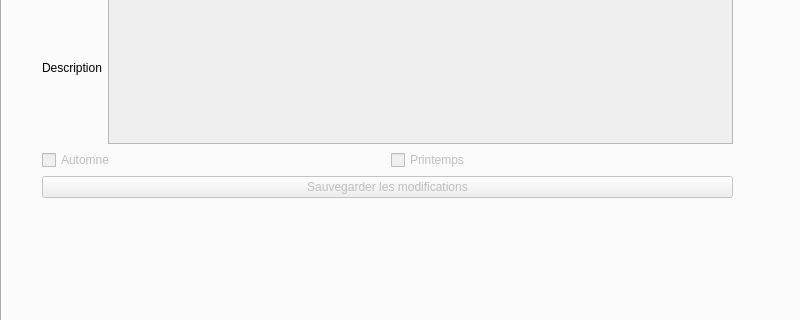
Before: the Qt Designer form mainwindow.ui in Clement-Fichmann/UTProfiler, drawn with Qt 5; both pictures show x 0 to 800 and y 178 to 498 of the 800 by 600 pixel window.
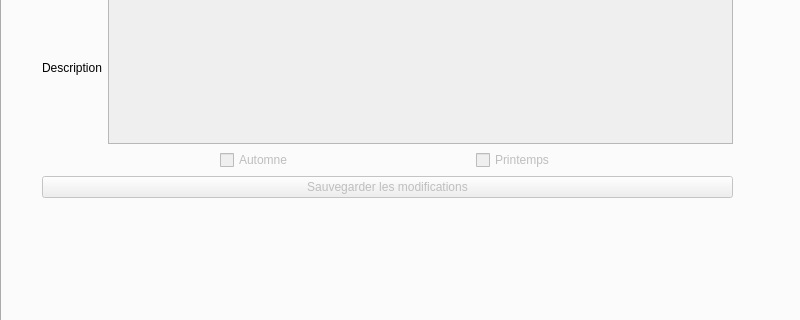
After: the same form once the commit is applied. The open tabs and pages were chosen to show the change.

The edit to the form file:
```diff
--- a/mainwindow.ui
+++ b/mainwindow.ui
@@ -40,6 +40,19 @@
        </rect>
       </property>
       <layout class="QVBoxLayout" name="mainLayout">
+       <item>
+        <spacer name="verticalSpacer">
+         <property name="orientation">
+          <enum>Qt::Vertical</enum>
+         </property>
+         <property name="sizeHint" stdset="0">
+          <size>
+           <width>20</width>
+           <height>40</height>
+          </size>
+         </property>
+        </spacer>
+       </item>
        <item>
         <widget class="QPushButton" name="btnAjouter">
          <property name="text">
@@ -99,6 +112,19 @@
        </item>
        <item>
         <layout class="QHBoxLayout" name="layoutSemestre">
+         <item>
+          <spacer name="horizontalSpacer">
+           <property name="orientation">
+            <enum>Qt::Horizontal</enum>
+           </property>
+           <property name="sizeHint" stdset="0">
+            <size>
+             <width>40</width>
+             <height>20</height>
+            </size>
+           </property>
+          </spacer>
+         </item>
          <item>
           <widget class="QCheckBox" name="chkAutomne">
            <property name="enabled">
@@ -109,6 +135,19 @@
            </property>
           </widget>
          </item>
+         <item>
+          <spacer name="horizontalSpacer_2">
+           <property name="orientation">
+            <enum>Qt::Horizontal</enum>
+           </property>
+           <property name="sizeHint" stdset="0">
+            <size>
+             <width>40</width>
+             <height>20</height>
+            </size>
+           </property>
+          </spacer>
+         </item>
          <item>
           <widget class="QCheckBox" name="chkPrintemps">
            <property name="enabled">
@@ -119,6 +158,19 @@
            </property>
           </widget>
          </item>
+         <item>
+          <spacer name="horizontalSpacer_3">
+           <property name="orientation">
+            <enum>Qt::Horizontal</enum>
+           </property>
+           <property name="sizeHint" stdset="0">
+            <size>
+             <width>40</width>
+             <height>20</height>
+            </size>
+           </property>
+          </spacer>
+         </item>
         </layout>
        </item>
        <item>
```
Left out of the diff: 33 changed lines with no effect on the pictures.
